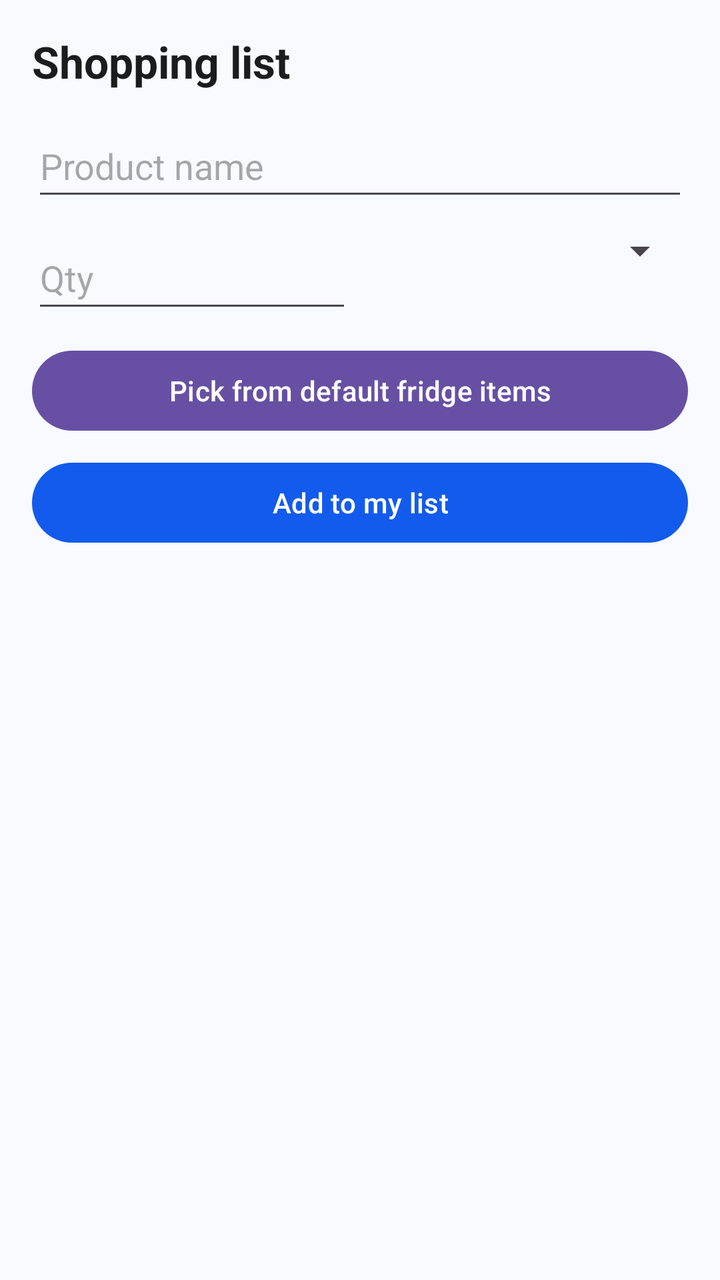
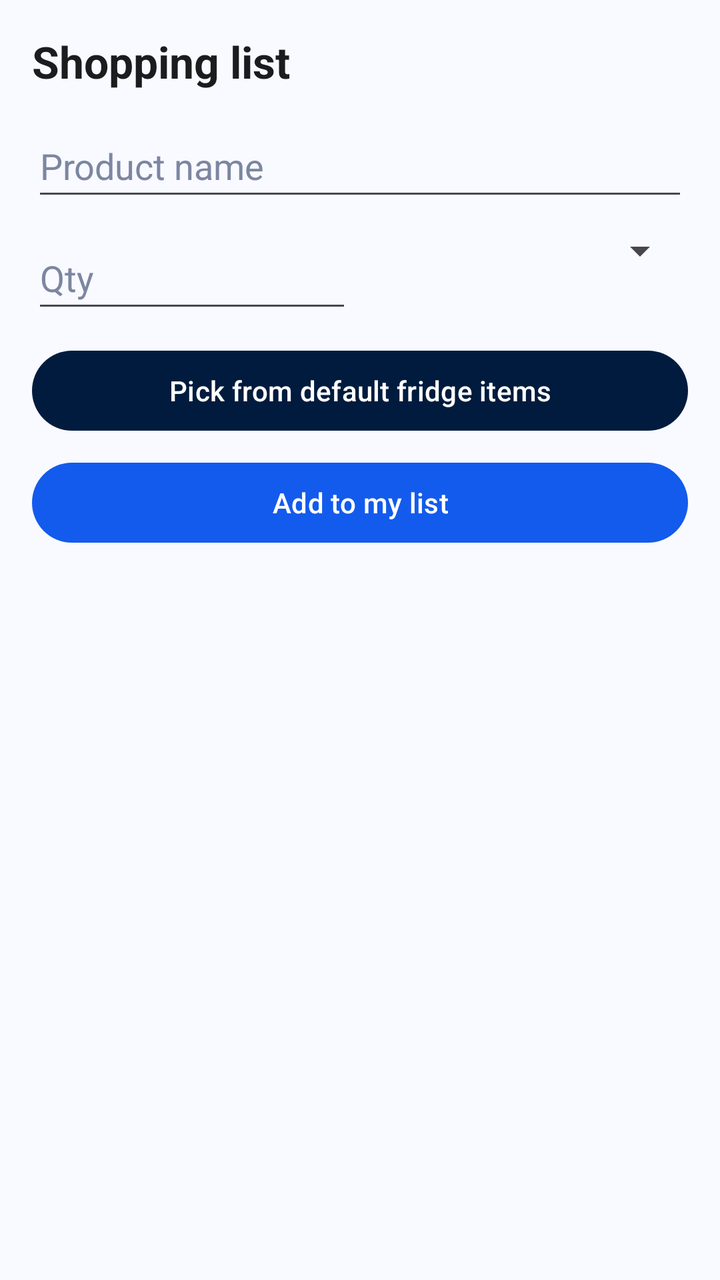

Screens rendered from an Android XML layout before and after an edit, with the pre-edit source and the edit as a unified diff.
<!-- AndroidManifest.xml: application theme Theme.MyFridge -->
<!-- res/layout/activity_shopping.xml -->
<?xml version="1.0" encoding="utf-8"?>
<LinearLayout xmlns:android="http://schemas.android.com/apk/res/android"
    xmlns:app="http://schemas.android.com/apk/res-auto"
    android:layout_width="match_parent"
    android:layout_height="match_parent"
    android:background="#F8FAFF"
    android:orientation="vertical"
    android:padding="16dp">

    <TextView
        android:id="@+id/txt_shopping_title"
        android:layout_width="wrap_content"
        android:layout_height="wrap_content"
        android:text="Shopping list"
        android:textColor="#1A1C1E"
        android:textSize="22sp"
        android:textStyle="bold" />

    <LinearLayout
        android:layout_width="match_parent"
        android:layout_height="wrap_content"
        android:layout_marginTop="12dp"
        android:orientation="vertical">

        <EditText
            android:id="@+id/et_shopping_name"
            android:layout_width="match_parent"
            android:layout_height="wrap_content"
            android:hint="Product name"
            android:inputType="text"
            android:minHeight="48dp" />

        <LinearLayout
            android:layout_width="match_parent"
            android:layout_height="wrap_content"
            android:layout_marginTop="8dp"
            android:orientation="horizontal">

            <EditText
                android:id="@+id/et_shopping_how_many"
                android:layout_width="0dp"
                android:layout_height="wrap_content"
                android:layout_weight="1"
                android:hint="Qty"
                android:inputType="number"
                android:minHeight="48dp" />

            <Spinner
                android:id="@+id/sp_shopping_category"
                android:layout_width="0dp"
                android:layout_height="wrap_content"
                android:layout_weight="1"
                android:layout_marginStart="8dp" />
        </LinearLayout>

        <Button
            android:id="@+id/btn_shopping_defaults"
            android:layout_width="match_parent"
            android:layout_height="wrap_content"
            android:layout_marginTop="10dp"
            android:text="Pick from default fridge items"
            android:textAllCaps="false" />

        <Button
            android:id="@+id/btn_shopping_add"
            android:layout_width="match_parent"
            android:layout_height="wrap_content"
            android:layout_marginTop="8dp"
            android:text="Add to my list"
            android:textAllCaps="false"
            app:backgroundTint="#135BEC" />
    </LinearLayout>

    <TextView
        android:id="@+id/tv_shopping_empty"
        android:layout_width="wrap_content"
        android:layout_height="wrap_content"
        android:layout_marginTop="16dp"
        android:textColor="#7C86A1"
        android:text="Your shopping list is empty."
        android:visibility="gone" />

    <androidx.recyclerview.widget.RecyclerView
        android:id="@+id/rv_shopping"
        android:layout_width="match_parent"
        android:layout_height="0dp"
        android:layout_marginTop="10dp"
        android:layout_weight="1" />

</LinearLayout>
<!-- resources referenced by this layout -->
<resources>
  <style name="Theme.MyFridge" parent="Base.Theme.MyFridge" />
  <style name="Base.Theme.MyFridge" parent="Theme.Material3.DayNight.NoActionBar">
          
          
      </style>
</resources>

<!-- the commit's change to res/layout/activity_shopping.xml (unified diff, before → after) -->
@@ -3,7 +3,7 @@
     xmlns:app="http://schemas.android.com/apk/res-auto"
     android:layout_width="match_parent"
     android:layout_height="match_parent"
-    android:background="#F8FAFF"
+    android:background="?android:attr/windowBackground"
     android:orientation="vertical"
     android:padding="16dp">
 
@@ -12,7 +12,7 @@
         android:layout_width="wrap_content"
         android:layout_height="wrap_content"
         android:text="Shopping list"
-        android:textColor="#1A1C1E"
+        android:textColor="?attr/colorOnSurface"
         android:textSize="22sp"
         android:textStyle="bold" />
 
@@ -28,7 +28,9 @@
             android:layout_height="wrap_content"
             android:hint="Product name"
             android:inputType="text"
-            android:minHeight="48dp" />
+            android:minHeight="48dp"
+            android:textColor="?attr/colorOnSurface"
+            android:textColorHint="@color/text_gray" />
 
         <LinearLayout
             android:layout_width="match_parent"
@@ -43,7 +45,9 @@
                 android:layout_weight="1"
                 android:hint="Qty"
                 android:inputType="number"
-                android:minHeight="48dp" />
+                android:minHeight="48dp"
+                android:textColor="?attr/colorOnSurface"
+                android:textColorHint="@color/text_gray" />
 
             <Spinner
                 android:id="@+id/sp_shopping_category"
@@ -59,7 +63,9 @@
             android:layout_height="wrap_content"
             android:layout_marginTop="10dp"
             android:text="Pick from default fridge items"
-            android:textAllCaps="false" />
+            android:textAllCaps="false"
+            android:textColor="@color/white"
+            app:backgroundTint="@color/navy_blue" />
 
         <Button
             android:id="@+id/btn_shopping_add"
@@ -68,7 +74,8 @@
             android:layout_marginTop="8dp"
             android:text="Add to my list"
             android:textAllCaps="false"
-            app:backgroundTint="#135BEC" />
+            android:textColor="@color/white"
+            app:backgroundTint="@color/primary_blue" />
     </LinearLayout>
 
     <TextView
@@ -76,7 +83,7 @@
         android:layout_width="wrap_content"
         android:layout_height="wrap_content"
         android:layout_marginTop="16dp"
-        android:textColor="#7C86A1"
+        android:textColor="@color/text_gray"
         android:text="Your shopping list is empty."
         android:visibility="gone" />
 
<!-- resource entries referenced after the edit -->
@@ -1,9 +1,32 @@
 <!-- resources referenced by this layout -->
 <resources>
+  <color name="navy_blue">#001B3D</color>
+  <color name="primary_blue">#135BEC</color>
+  <color name="text_gray">#7C86A1</color>
+  <color name="white">#FFFFFFFF</color>
   <style name="Theme.MyFridge" parent="Base.Theme.MyFridge" />
   <style name="Base.Theme.MyFridge" parent="Theme.Material3.DayNight.NoActionBar">
           
+          <item name="colorPrimary">@color/primary_blue</item>
+          <item name="colorOnPrimary">@color/white</item>
+          <item name="colorPrimaryContainer">@color/navy_blue</item>
+          <item name="colorOnPrimaryContainer">@color/white</item>
+  
           
+          <item name="colorSecondary">@color/deep_blue</item>
+          <item name="colorOnSecondary">@color/white</item>
+  
+          
+          <item name="android:windowBackground">@color/light_blue_bg</item>
+          <item name="colorSurface">@color/white</item>
+          <item name="colorOnSurface">@color/text_dark</item>
+  
+          
+          <item name="android:statusBarColor">@color/navy_blue</item>
+          <item name="android:windowLightStatusBar" tools:targetApi="m">false</item>
       </style>
+  <color name="deep_blue">#001229</color>
+  <color name="light_blue_bg">#F8FAFF</color>
+  <color name="text_dark">#1A1C1E</color>
 </resources>
 
